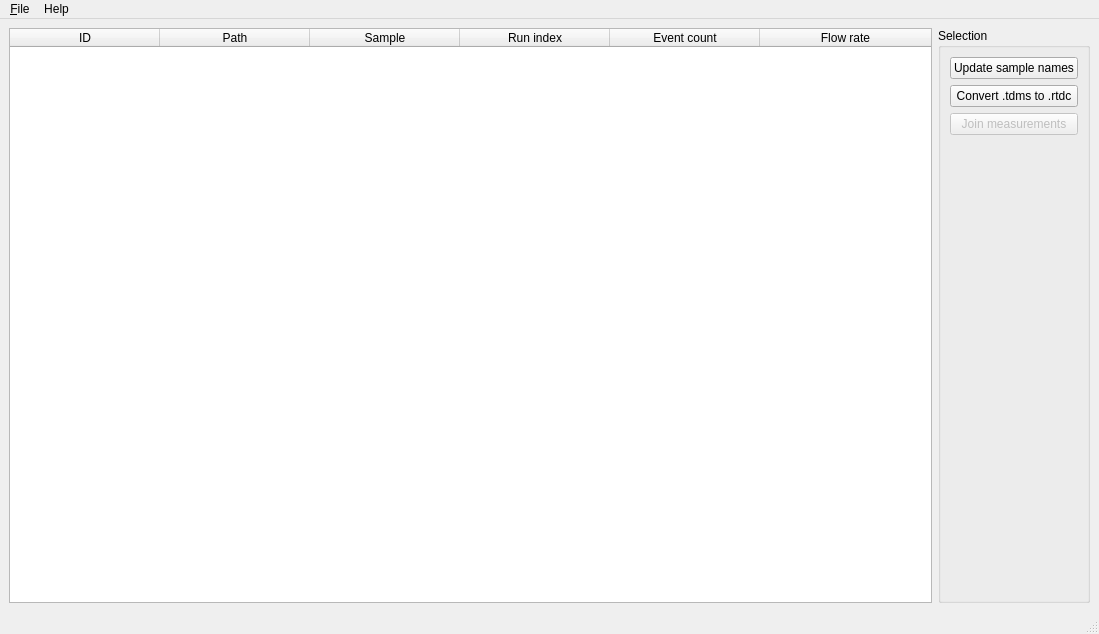
Above: dckit/main.ui from DC-analysis/DCKit before the change. Below: the same form after it.
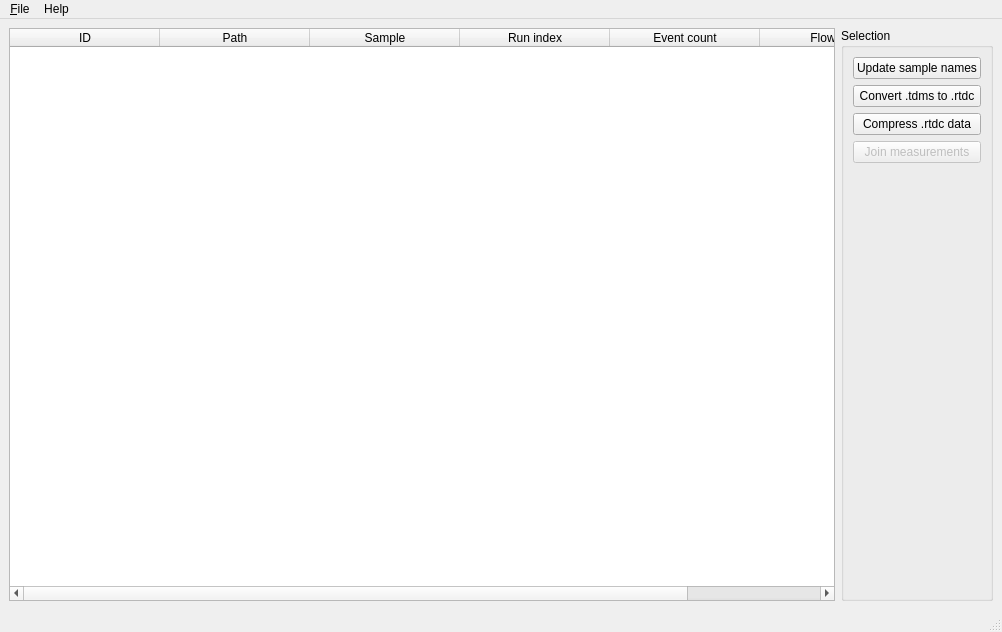
That is the form after the change.

Commit message: add tooltips and compression button

What changed in the file:
```diff
--- a/dckit/main.ui
+++ b/dckit/main.ui
@@ -6,8 +6,8 @@
    <rect>
     <x>0</x>
     <y>0</y>
-    <width>1099</width>
-    <height>634</height>
+    <width>1002</width>
+    <height>632</height>
    </rect>
   </property>
   <property name="acceptDrops">
@@ -102,6 +102,16 @@
          </property>
         </widget>
        </item>
+       <item>
+        <widget class="QPushButton" name="pushButton">
+         <property name="toolTip">
+          <string>compress .rtdc files to save disk space (loss-less)</string>
+         </property>
+         <property name="text">
+          <string>Compress .rtdc data</string>
+         </property>
+        </widget>
+       </item>
        <item>
         <widget class="QPushButton" name="pushButton_join">
          <property name="enabled">
@@ -135,7 +145,7 @@
     <rect>
      <x>0</x>
      <y>0</y>
-     <width>1099</width>
+     <width>1002</width>
      <height>22</height>
     </rect>
    </property>
```
Left out of the diff: 9 changed lines with no effect on the pictures.
